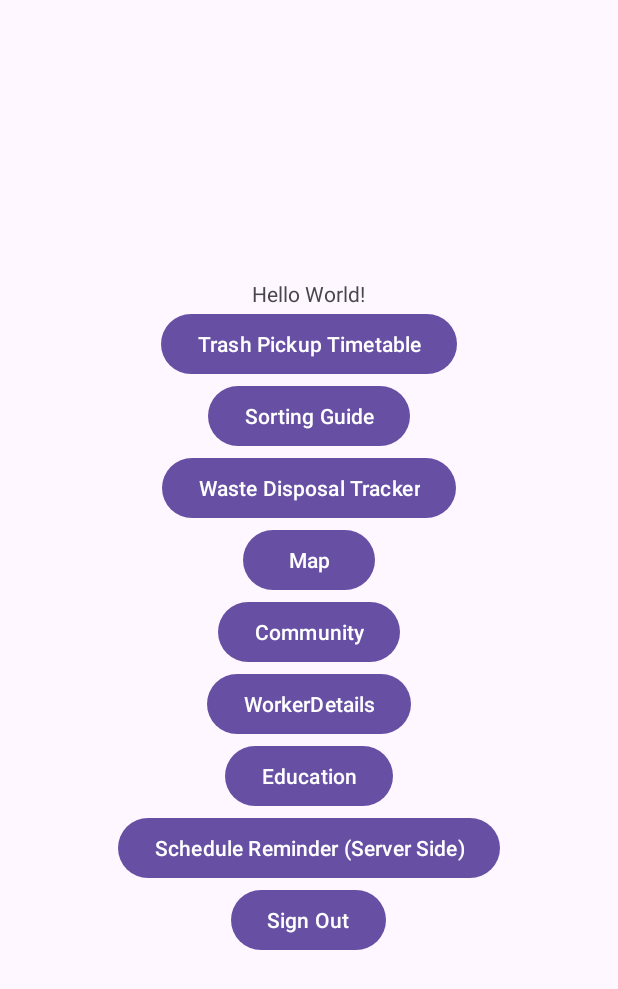
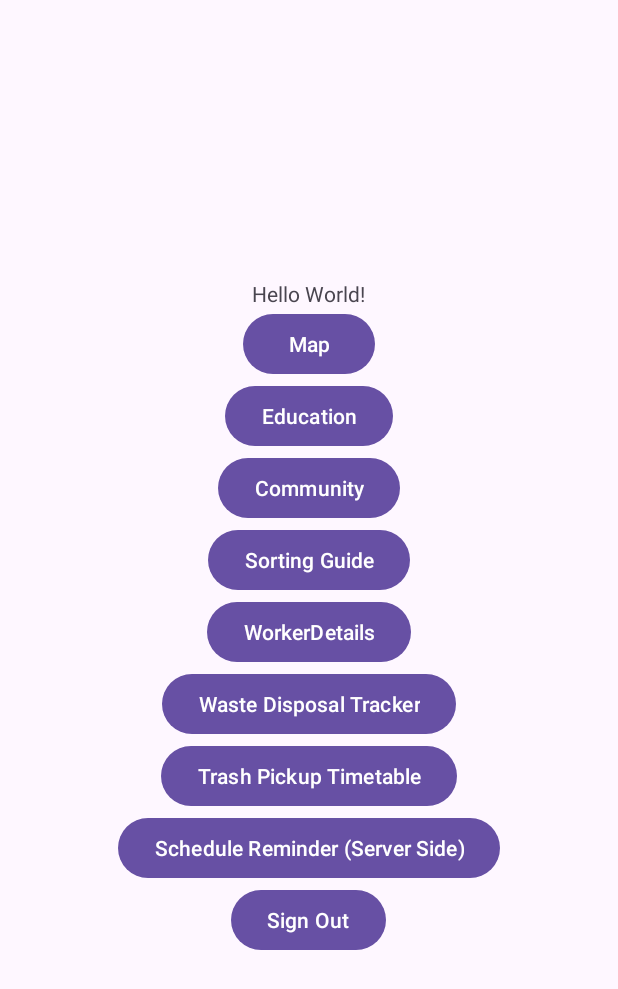
Before and after one commit to adityakamat1575/TrashTrack, an Android app: the screen it shows after launch once a user with an empty profile is signed in (MainActivity), on a phone screen of 412 x 824 dp. Shown: the top 989 px of the screen. Run offline under Robolectric (Android 15) with nearby library versions, the phone set to English and light mode, and no system bars; our stand-ins replace Firebase (no records; nobody signed in at launch, a user with empty details on screens opened directly).

Commit message:
Initial Commit

```diff
--- a/app/src/main/res/layout/activity_main.xml
+++ b/app/src/main/res/layout/activity_main.xml
@@ -16,29 +16,18 @@
         />
 
 
-
-    <Button
-        android:id="@+id/Garbagett"
-        android:layout_width="wrap_content"
-        android:layout_height="wrap_content"
-        android:text="Trash Pickup Timetable"
-        />
-
-    <Button
-        android:id="@+id/SortingGuide"
-        android:layout_width="wrap_content"
-        android:layout_height="wrap_content"
-        android:text="Sorting Guide" />
-    <Button
-        android:id="@+id/Alert"
-        android:layout_width="wrap_content"
-        android:layout_height="wrap_content"
-        android:text="Waste Disposal Tracker" />
     <Button
         android:id="@+id/Map"
         android:layout_width="wrap_content"
         android:layout_height="wrap_content"
         android:text="Map" />
+
+    <Button
+        android:id="@+id/Educate"
+        android:layout_width="wrap_content"
+        android:layout_height="wrap_content"
+        android:text="Education" />
+
     <Button
         android:id="@+id/Community"
         android:layout_width="wrap_content"
@@ -46,17 +35,29 @@
         android:text="Community" />
 
     <Button
+        android:id="@+id/SortingGuide"
+        android:layout_width="wrap_content"
+        android:layout_height="wrap_content"
+        android:text="Sorting Guide" />
+
+    <Button
         android:id="@+id/detail"
         android:layout_width="wrap_content"
         android:layout_height="wrap_content"
-        android:text="WorkerDetails"
-        />
+        android:text="WorkerDetails" />
+
     <Button
-        android:id="@+id/Educate"
+        android:id="@+id/Alert"
         android:layout_width="wrap_content"
         android:layout_height="wrap_content"
-        android:text="Education"
-        />
+        android:text="Waste Disposal Tracker" />
+
+    <Button
+        android:id="@+id/Garbagett"
+        android:layout_width="wrap_content"
+        android:layout_height="wrap_content"
+        android:text="Trash Pickup Timetable" />
+
     <Button
     android:id="@+id/Schedule"
     android:layout_width="wrap_content"
```
